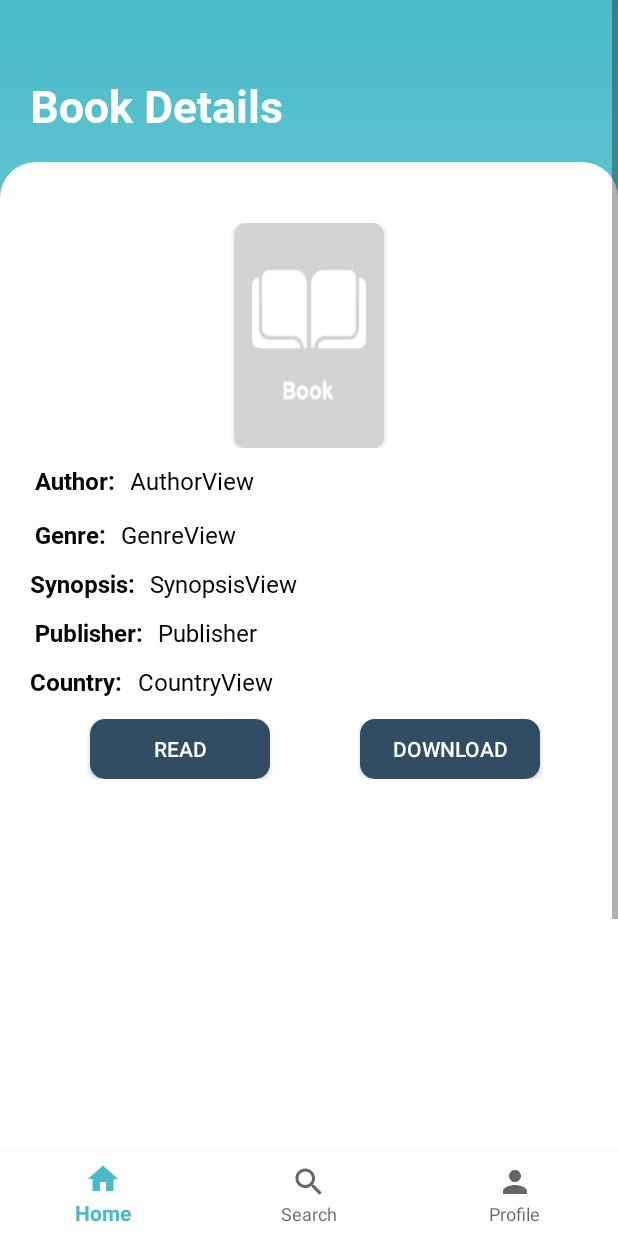
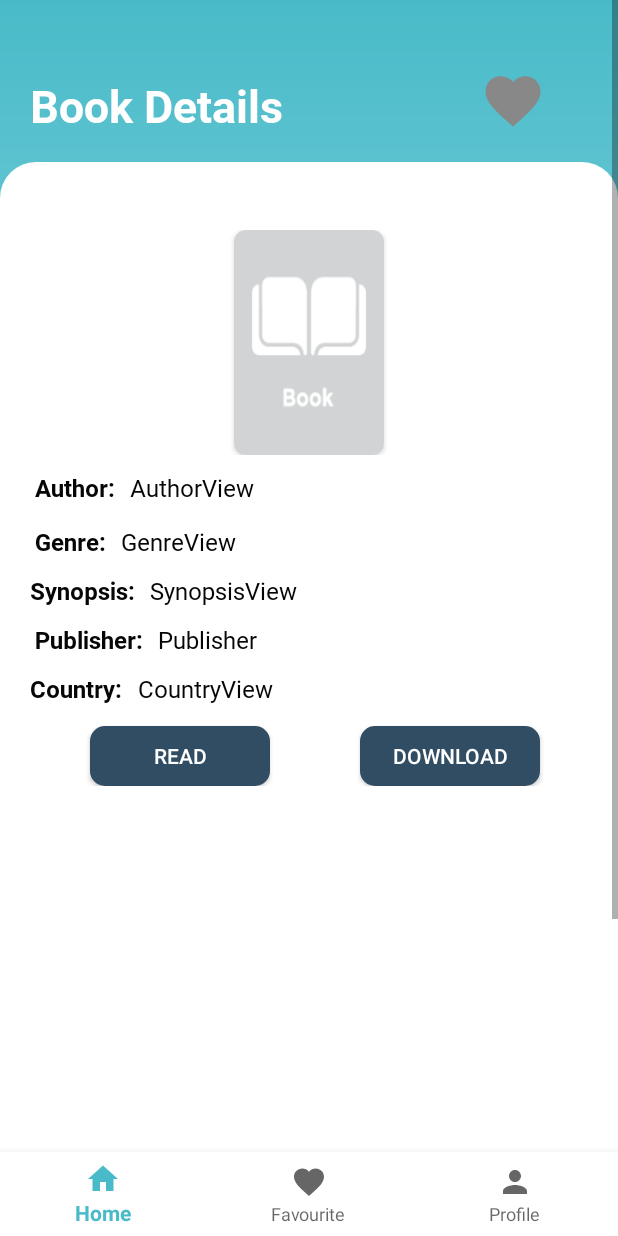
Before and after one commit to infinitesekai/Instinct_Digital_Library, an Android app: the BookDesc screen opened directly, with no data from a screen before it, on a phone screen of 412 x 824 dp. Run offline under Robolectric (Android 15) with nearby library versions, the phone set to English and light mode, and no system bars; 10 statements that could not run were skipped.

Commit message:
fav in book desc

```diff
--- a/app/build.gradle
+++ b/app/build.gradle
@@ -49,4 +49,7 @@ dependencies {
     implementation "com.airbnb.android:lottie:$lottieVersion"
 
     implementation 'pl.droidsonroids.gif:android-gif-drawable:1.2.18'
+
+    implementation "androidx.recyclerview:recyclerview-selection:1.1.0"
+
 }
--- a/app/src/main/java/com/example/digital_library/BookDesc.java
+++ b/app/src/main/java/com/example/digital_library/BookDesc.java
@@ -1,22 +1,14 @@
 package com.example.digital_library;
 
 import androidx.annotation.NonNull;
-import androidx.annotation.RequiresApi;
 import androidx.appcompat.app.AppCompatActivity;
 import androidx.fragment.app.Fragment;
 
-import android.content.Context;
 import android.content.Intent;
-import android.database.Cursor;
-import android.net.Uri;
-import android.os.Build;
 import android.os.Bundle;
-import android.print.PrintDocumentAdapter;
-import android.print.PrintManager;
 import android.view.MenuItem;
 import android.view.View;
 import android.widget.Button;
-import android.widget.ImageButton;
 import android.widget.ImageView;
 import android.widget.TextView;
 import android.widget.Toast;
@@ -32,10 +24,12 @@ public class BookDesc extends AppCompatActivity {
     private TextView title,author,genre,synopsis,country,publisher;
     private byte[] coverImage;
     String bookTitle;
-    Button btnread,btndownload;//download button
+    Button btnread,btndownload,btnfav;//download button
     private User currentUser;//current user
     private int lastfragment;//indicate last fragment for navigation bar
     private ImageView cover;
+    private boolean check;
+    DatabaseAccess databaseAccess;
     @Override
     protected void onCreate(Bundle savedInstanceState) {
         super.onCreate(savedInstanceState);
@@ -61,10 +55,33 @@ public class BookDesc extends AppCompatActivity {
 
         btnread=findViewById(R.id.btnread);
         btndownload=findViewById(R.id.btndownload);
+        btnfav=findViewById(R.id.favbutton);
+
+
 
         //initiate database access and open database
-        DatabaseAccess databaseAccess = DatabaseAccess.getInstance(this);
+        databaseAccess = DatabaseAccess.getInstance(this);
         databaseAccess.open();
+
+        boolean checkfav=databaseAccess.checkFav(currentUser.getEmail(),bookTitle);
+        if(checkfav){
+            btnfav.setBackgroundResource(R.drawable.ic_red_favorite_24);
+            btnfav.setSelected(true);
+            check=true;
+        }
+        else{
+            btnfav.setBackgroundResource(R.drawable.ic_shadow_favorite_24);
+            btnfav.setSelected(false);
+            check=false;
+        }
+
+        btnfav.setOnClickListener(new View.OnClickListener() {
+            @Override
+            public void onClick(View v) {
+                favclick(currentUser.getEmail(),bookTitle,btnfav,check);
+            }
+        });
+
 
 
         //call database access method to display qualification information
@@ -159,7 +176,7 @@ public class BookDesc extends AppCompatActivity {
                     lastfragment = R.id.nav_profile;
                     break;
                 case R.id.nav_search:
-                    selectedFragment = new SearchPage();
+                    selectedFragment = new FavouritePage();
                     bundle = new Bundle();
                     bundle.putSerializable("user",currentUser);
                     selectedFragment.setArguments(bundle);
@@ -170,6 +187,39 @@ public class BookDesc extends AppCompatActivity {
         }
     };
 
+    private void favclick(String useremail,String bookTitle,Button btnfav,boolean thischeck){
+        if(!thischeck){
+
+            boolean insert=databaseAccess.insertFav(currentUser.getEmail(),bookTitle);
+            if(insert){
+                Toast.makeText(BookDesc.this,"Added to Favourite.",Toast.LENGTH_SHORT).show();
+
+            }
+            else{
+                Toast.makeText(BookDesc.this,"Failed.",Toast.LENGTH_SHORT).show();
+
+            }
+            btnfav.setBackgroundResource(R.drawable.ic_red_favorite_24);
+            btnfav.setSelected(true);
+            check=true;
+        }
+        else{
+            boolean remove=databaseAccess.removeFav(currentUser.getEmail(),bookTitle);
+            if(remove){
+                Toast.makeText(BookDesc.this,"Removed from Favourite.",Toast.LENGTH_SHORT).show();
+
+            }
+            else{
+                Toast.makeText(BookDesc.this,"Failed.",Toast.LENGTH_SHORT).show();
+
+            }
+            btnfav.setBackgroundResource(R.drawable.ic_shadow_favorite_24);
+            btnfav.setSelected(false);
+            check=false;
+        }
+    }
+
+
 
 
 }
--- a/app/src/main/java/com/example/digital_library/BookList.java
+++ b/app/src/main/java/com/example/digital_library/BookList.java
@@ -5,14 +5,12 @@ import androidx.appcompat.app.AppCompatActivity;
 import androidx.fragment.app.Fragment;
 
 import android.content.Intent;
-import android.database.Cursor;
 import android.os.Bundle;
 import android.view.MenuItem;
 import android.view.View;
 import android.widget.AdapterView;
 import android.widget.ArrayAdapter;
 import android.widget.ListView;
-import android.widget.SimpleCursorAdapter;
 import android.widget.TextView;
 import android.widget.Toast;
 
@@ -126,7 +124,7 @@ public class BookList extends AppCompatActivity {
                     lastfragment = R.id.nav_profile;
                     break;
                 case R.id.nav_search:
-                    selectedFragment = new SearchPage();
+                    selectedFragment = new FavouritePage();
                     bundle = new Bundle();
                     bundle.putSerializable("user",currentUser);
                     selectedFragment.setArguments(bundle);
--- a/app/src/main/java/com/example/digital_library/MainActivity.java
+++ b/app/src/main/java/com/example/digital_library/MainActivity.java
@@ -3,7 +3,6 @@ package com.example.digital_library;
 import androidx.annotation.NonNull;
 import androidx.appcompat.app.AppCompatActivity;
 import androidx.fragment.app.Fragment;
-import androidx.fragment.app.FragmentTransaction;
 
 import android.os.Bundle;
 import android.view.MenuItem;
@@ -45,7 +44,7 @@ public class MainActivity extends AppCompatActivity {
                     bundle = new Bundle();
                     bundle.putSerializable("user",currentUser);//pass the value
 
-                    selectedFragment = new SearchPage();
+                    selectedFragment = new FavouritePage();
                     selectedFragment.setArguments(bundle);
                     lastfragment = R.id.nav_search;
                     break;
--- /dev/null
+++ b/app/src/main/res/drawable/ic_red_favorite_24.xml
@@ -0,0 +1,5 @@
+<vector android:height="24dp" android:tint="#FF4C4C"
+    android:viewportHeight="24" android:viewportWidth="24"
+    android:width="24dp" xmlns:android="http://schemas.android.com/apk/res/android">
+    <path android:fillColor="@android:color/white" android:pathData="M12,21.35l-1.45,-1.32C5.4,15.36 2,12.28 2,8.5 2,5.42 4.42,3 7.5,3c1.74,0 3.41,0.81 4.5,2.09C13.09,3.81 14.76,3 16.5,3 19.58,3 22,5.42 22,8.5c0,3.78 -3.4,6.86 -8.55,11.54L12,21.35z"/>
+</vector>
--- /dev/null
+++ b/app/src/main/res/drawable/ic_shadow_favorite_24.xml
@@ -0,0 +1,5 @@
+<vector android:height="24dp" android:tint="#888888"
+    android:viewportHeight="24" android:viewportWidth="24"
+    android:width="24dp" xmlns:android="http://schemas.android.com/apk/res/android">
+    <path android:fillColor="@android:color/white" android:pathData="M12,21.35l-1.45,-1.32C5.4,15.36 2,12.28 2,8.5 2,5.42 4.42,3 7.5,3c1.74,0 3.41,0.81 4.5,2.09C13.09,3.81 14.76,3 16.5,3 19.58,3 22,5.42 22,8.5c0,3.78 -3.4,6.86 -8.55,11.54L12,21.35z"/>
+</vector>
--- a/app/src/main/res/layout/activity_book_desc.xml
+++ b/app/src/main/res/layout/activity_book_desc.xml
@@ -6,6 +6,11 @@
     android:layout_height="match_parent"
     tools:context=".BookDesc"
     android:background="@drawable/bg_gradient">
+
+    <FrameLayout
+
+        android:layout_width="match_parent"
+        android:layout_height="180dp">
 
     <TextView
         android:layout_width="wrap_content"
@@ -16,6 +21,9 @@
         android:textColor="@color/white"
         android:layout_marginLeft="20dp"
         android:layout_marginTop="50dp"/>
+
+
+    </FrameLayout>
 
     <ScrollView
         android:layout_width="match_parent"
@@ -34,6 +42,14 @@
                 android:background="@drawable/bg_round_rec"
                 android:foregroundGravity="bottom" />
 
+            <Button
+                android:id="@+id/favbutton"
+                android:layout_width="44dp"
+                android:layout_height="44dp"
+                android:layout_marginTop="45dp"
+                android:layout_marginLeft="320dp"
+                android:background="@drawable/ic_red_favorite_24"/>
+
 
             <androidx.appcompat.widget.LinearLayoutCompat
                 android:layout_width="match_parent"
@@ -49,16 +65,19 @@
                     android:layout_height="wrap_content"
                     android:orientation="vertical">
 
+
+
                     <TextView
                         android:id="@+id/tvtitle"
                         android:layout_width="wrap_content"
                         android:layout_height="wrap_content"
                         android:layout_gravity="center_horizontal"
-                        android:layout_marginBottom="5dp"
+                        android:layout_marginBottom="10dp"
                         android:fontFamily="@font/robotobold"
                         android:text="Book Title"
                         android:textColor="@color/black"
                         android:textSize="20dp" />
+
 
                     <androidx.constraintlayout.widget.ConstraintLayout
                         android:layout_width="match_parent"
@@ -275,6 +294,8 @@
 
 
             </androidx.appcompat.widget.LinearLayoutCompat>
+
+
         </RelativeLayout>
     </ScrollView>
 
--- a/app/src/main/res/layout/activity_introductory.xml
+++ b/app/src/main/res/layout/activity_introductory.xml
@@ -11,7 +11,7 @@
         android:id="@+id/Img_Library"
         android:layout_width="157dp"
         android:layout_height="151dp"
-        android:layout_marginStart="122dp"
+        android:layout_marginStart="132dp"
         android:layout_marginTop="50dp"
         android:layout_marginEnd="112dp"
         android:layout_marginBottom="52dp"
--- a/app/src/main/res/menu/bottom_navigation.xml
+++ b/app/src/main/res/menu/bottom_navigation.xml
@@ -8,8 +8,8 @@
         android:title="Home"/>
     <item
         android:id="@+id/nav_search"
-        android:icon="@drawable/ic_baseline_search_24"
-        android:title="Search"/>
+        android:icon="@drawable/ic_red_favorite_24"
+        android:title="Favourite"/>
 
 
     <item
```
Also changed, not shown: app/src/main/java/com/example/digital_library/BookGenre.java (+1 -9 lines), app/src/main/java/com/example/digital_library/DatabaseAccess.java (+41 -0 lines), app/src/main/java/com/example/digital_library/Edit_Profile.java (+1 -9 lines), app/src/main/java/com/example/digital_library/FavAdapter.java (added, +46 -0 lines), app/src/main/java/com/example/digital_library/FavBook.java (added, +32 -0 lines), app/src/main/java/com/example/digital_library/FavouritePage.java (renamed from app/src/main/java/com/example/digital_library/SearchPage.java, +2 -8 lines), app/src/main/res/layout/fav_book.xml (added, +40 -0 lines), app/src/main/res/layout/fragment_fav_page.xml (added, +50 -0 lines), app/src/main/res/layout/fragment_search_page.xml (deleted, +0 -48 lines), 1 other file.
